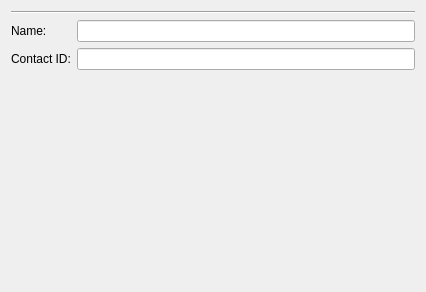
First picture: the form in src/gui/widgets/contactdetails.ui, repository Open-Transactions/Moneychanger, before the edit.
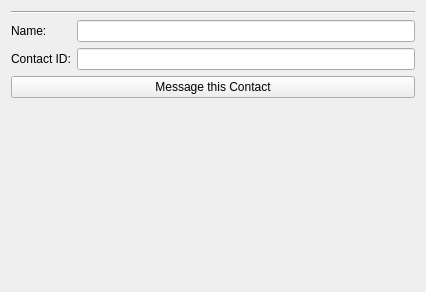
Second picture: the form after the edit. Custom widgets are drawn as their Qt base class.

```diff
--- a/src/gui/widgets/contactdetails.ui
+++ b/src/gui/widgets/contactdetails.ui
@@ -74,6 +74,13 @@
      </item>
     </layout>
    </item>
+   <item>
+    <widget class="QPushButton" name="pushButtonMsg">
+     <property name="text">
+      <string>Message this Contact</string>
+     </property>
+    </widget>
+   </item>
    <item>
     <spacer name="verticalSpacer">
      <property name="orientation">
```
